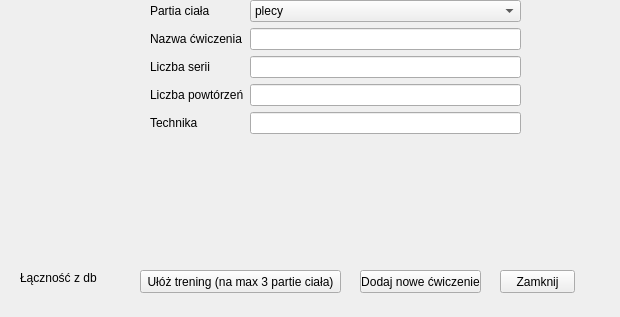
Above: mainwindow.ui from zuzajeziorna/Projekt2 before the change. Below: the same form after it.
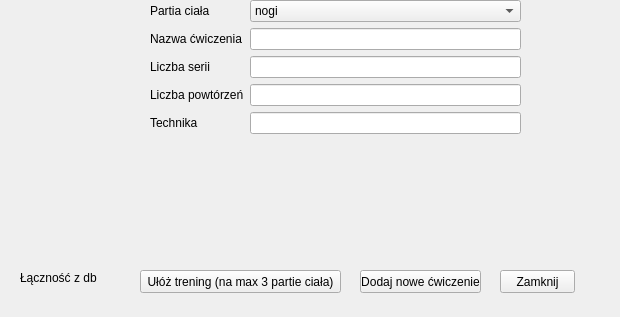
That is the form after the change.

```diff
--- a/mainwindow.ui
+++ b/mainwindow.ui
@@ -74,7 +74,7 @@
       <widget class="QComboBox" name="txt_partia">
        <item>
         <property name="text">
-         <string>plecy</string>
+         <string>nogi</string>
         </property>
        </item>
        <item>
```
Left out of the diff: 17 changed lines with no effect on the pictures.
